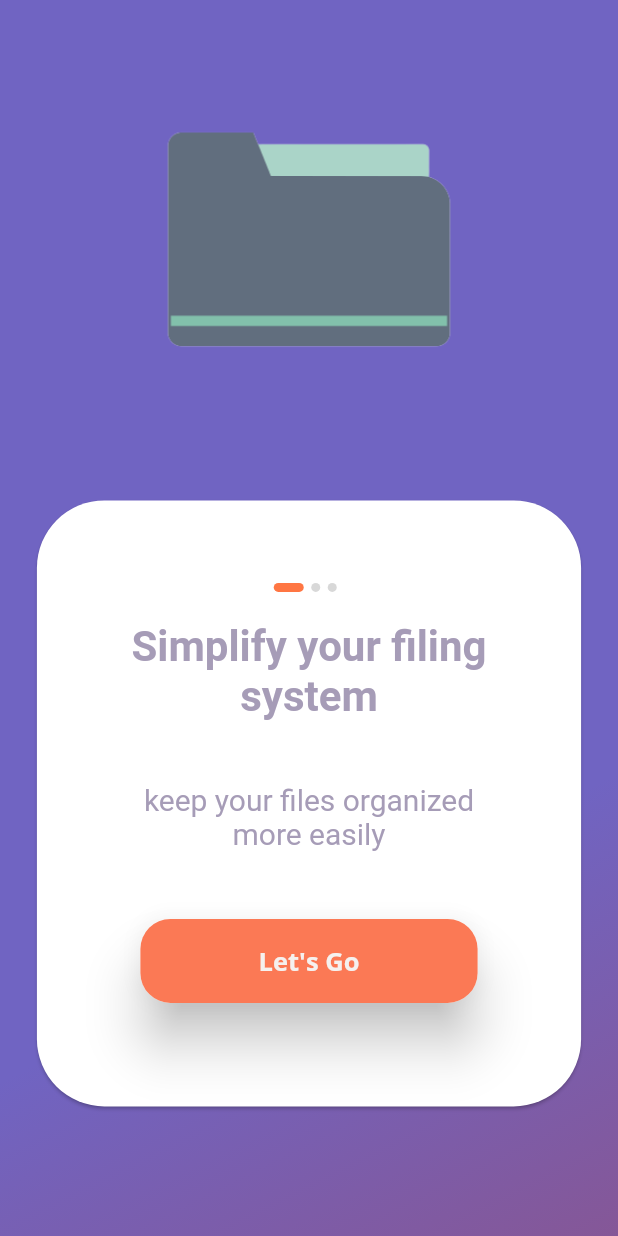
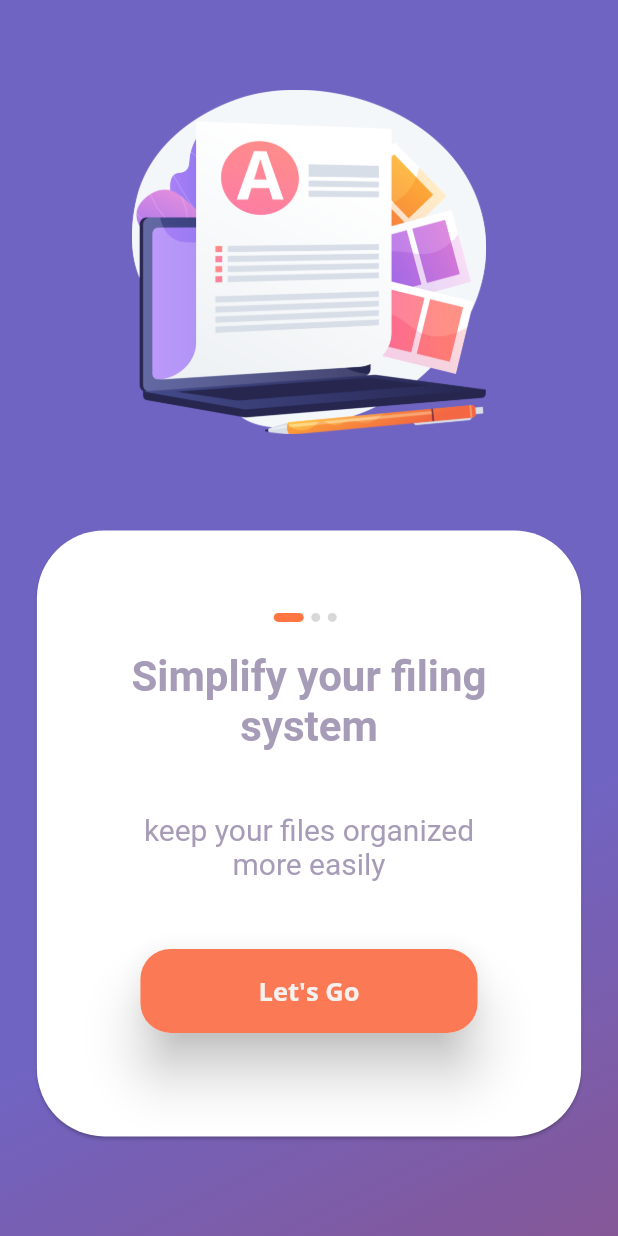
Before and after one commit to Emon526/File-Manager, a Flutter app: the screen it shows after launch, on a phone screen of 412 x 824 dp. Run offline on Flutter 3.47's test engine with Material 2 defaults, Android fonts, the phone set to English and light mode, and no system bars; our stand-ins replace get, google_fonts, permission_handler; missing offline and left inert: disk_space, file_manager, flutter_file_manager, path_provider_ex.

Commit message:
Added Logo and Slide Text

```diff
--- a/lib/screens/components/home_appbar.dart
+++ b/lib/screens/components/home_appbar.dart
@@ -26,7 +26,7 @@ class HomeAppBar {
             Icons.search,
             color: Colors.grey[700],
           ),
-          onPressed: (){},
+          onPressed: () {},
           // onPressed: () => showSearch(
           //   context: context,
           //   delegate: Data_Search(),
--- a/lib/screens/splash/components/body.dart
+++ b/lib/screens/splash/components/body.dart
@@ -20,19 +20,18 @@ class _BodyState extends State<Body> {
       "textp": "keep your files organized more easily"
     },
     {
-      "texth": "Simplify your filing system",
-      "textp": "keep your files organized more easily"
+      "texth": "Easy to use",
+      "textp": "User friendly design",
     },
     {
-      "texth": "Simplify your filing system",
-      "textp": "keep your files organized more easily"
+      "texth": "Optimized Feature",
+      "textp": "enjoy the expolration",
     },
   ];
   @override
   Widget build(BuildContext context) {
     Size size = MediaQuery.of(context).size;
-    return SafeArea(
-      child: Container(
+    return Container(
       height: size.height,
       width: size.width,
       decoration: BoxDecoration(
@@ -53,11 +52,13 @@ class _BodyState extends State<Body> {
       child: Column(
         children: <Widget>[
           Container(
+            margin: EdgeInsets.all(10),
+            padding: EdgeInsets.all(50),
             width: size.width * 0.9,
             height: size.height / 2 * 0.8,
             alignment: Alignment.center,
             child: Image.asset(
-                'assets/icons/files.png',
+              'assets/icons/logo.png',
               fit: BoxFit.cover,
             ),
           ),
@@ -117,11 +118,6 @@ class _BodyState extends State<Body> {
                                   width: double.infinity,
                                   height: 56,
                                   child: TextButton(
-                                      // shape: RoundedRectangleBorder(
-                                      //     borderRadius:
-                                      //         BorderRadius.circular(20)),
-                                      // // color: AppColor.orangeColor,
-                                      // color: Colors.orange,
                                     style: ButtonStyle(
                                       shape: MaterialStateProperty.all(
                                         RoundedRectangleBorder(
@@ -138,14 +134,6 @@ class _BodyState extends State<Body> {
                                       Get.offNamed('/home');
                                       // Get.toNamed('/home');
                                     },
-                                      // child: Text(
-                                      //   'Let\'s Go',
-                                      //   textAlign: TextAlign.center,
-                                      //   style: TextStyle(
-                                      //       fontSize: 18,
-                                      //       color: Colors.white,
-                                      //       fontWeight: FontWeight.bold),
-                                      // ),
                                     child: SingleLineText(
                                       text: "Let's Go",
                                       color: AppColor.primaryButtonTextColor,
@@ -165,7 +153,6 @@ class _BodyState extends State<Body> {
           ),
         ],
       ),
-      ),
     );
   }
 
--- a/lib/screens/storage/components/document_List.dart
+++ b/lib/screens/storage/components/document_List.dart
@@ -6,7 +6,7 @@ import 'package:path_provider_ex/path_provider_ex.dart';
 
 //import package files
 
-//apply this class on home: attribute at MaterialApp()
+//apply this class on home: attribute agt MaterialApp()
 class MyDocumentList extends StatefulWidget {
   @override
   State<StatefulWidget> createState() {
```
Also changed, not shown: assets/icons/logo.png (added). Lines whose indentation alone changed are shown as unchanged.
